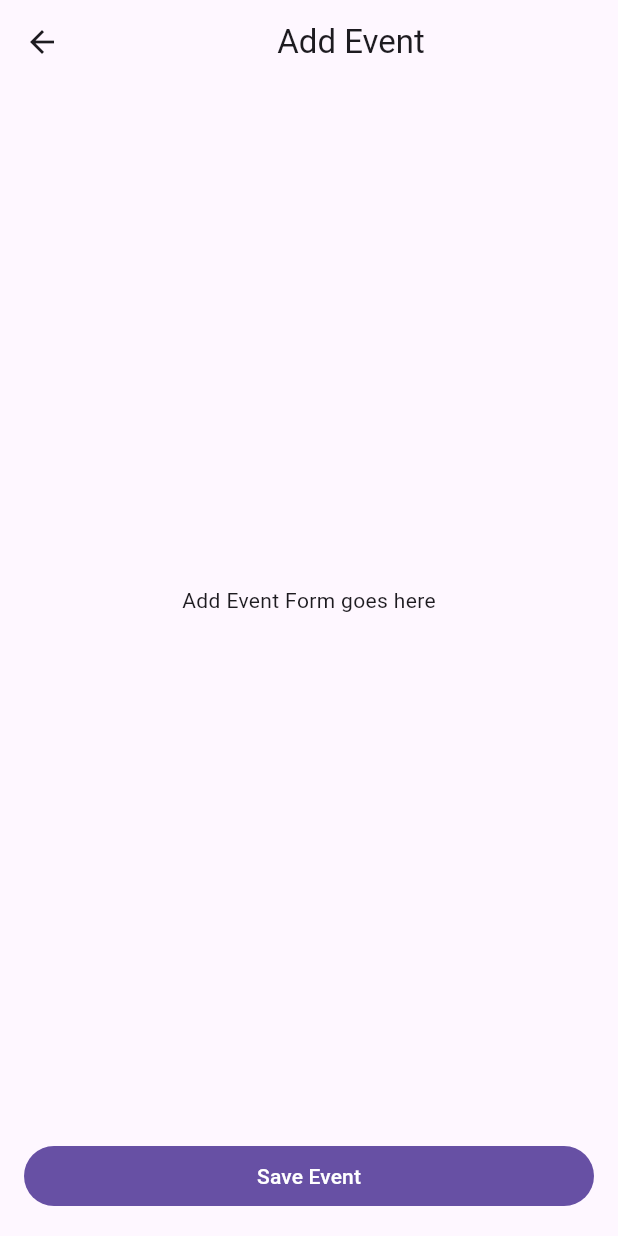
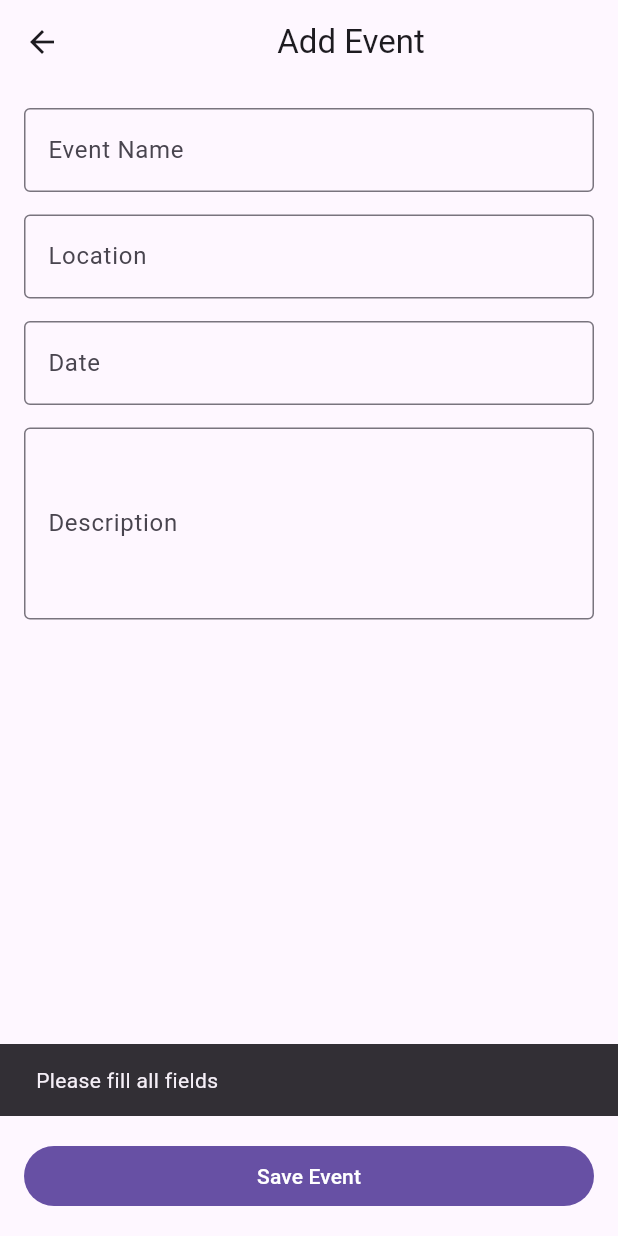
Before and after one commit to pujan89/Event-Scout-App, a Flutter app: the AddEventScreen screen opened directly, after a tap on "Save Event", on a phone screen of 412 x 824 dp. Run offline on Flutter 3.47's test engine with Material 3 defaults, Android fonts, the light colour scheme and no system bars; our stand-ins replace sqflite; accounts and stored records are empty.

Commit message:
Added database, admin login and event system

```diff
--- /dev/null
+++ b/lib/models/event_model.dart
@@ -0,0 +1,35 @@
+class EventModel {
+  int? id;
+  String name;
+  String location;
+  String date;
+  String description;
+
+  EventModel({
+    this.id,
+    required this.name,
+    required this.location,
+    required this.date,
+    required this.description,
+  });
+
+  Map<String, dynamic> toMap() {
+    return {
+      'id': id,
+      'name': name,
+      'location': location,
+      'date': date,
+      'description': description,
+    };
+  }
+
+  factory EventModel.fromMap(Map<String, dynamic> map) {
+    return EventModel(
+      id: map['id'],
+      name: map['name'],
+      location: map['location'],
+      date: map['date'],
+      description: map['description'],
+    );
+  }
+}
--- a/lib/screens/add_event_screen.dart
+++ b/lib/screens/add_event_screen.dart
@@ -1,9 +1,50 @@
 import 'package:flutter/material.dart';
+import '../models/event_model.dart';
+import '../services/database_helper.dart';
 
 class AddEventScreen extends StatelessWidget {
+  AddEventScreen({super.key});
 
-  void saveEvent() {
-    print('Event Saved');
+  final TextEditingController nameController = TextEditingController();
+  final TextEditingController locationController = TextEditingController();
+  final TextEditingController dateController = TextEditingController();
+  final TextEditingController descriptionController = TextEditingController();
+
+  void saveEvent(BuildContext context) async {
+    String name = nameController.text;
+    String location = locationController.text;
+    String date = dateController.text;
+    String description = descriptionController.text;
+
+    if (name.isEmpty ||
+        location.isEmpty ||
+        date.isEmpty ||
+        description.isEmpty) {
+      ScaffoldMessenger.of(context).showSnackBar(
+        SnackBar(content: Text("Please fill all fields")),
+      );
+      return;
+    }
+
+    EventModel newEvent = EventModel(
+      name: name,
+      location: location,
+      date: date,
+      description: description,
+    );
+
+    await DatabaseHelper.insertEvent(newEvent);
+
+    ScaffoldMessenger.of(context).showSnackBar(
+      SnackBar(content: Text("Event saved successfully")),
+    );
+
+    nameController.clear();
+    locationController.clear();
+    dateController.clear();
+    descriptionController.clear();
+
+    Navigator.pop(context);
   }
 
   @override
@@ -14,12 +55,49 @@ class AddEventScreen extends StatelessWidget {
       ),
       body: Padding(
         padding: EdgeInsets.all(16),
-        child: Center(child: Text('Add Event Form goes here')),
+        child: SingleChildScrollView(
+          child: Column(
+            children: [
+              TextField(
+                controller: nameController,
+                decoration: InputDecoration(
+                  labelText: "Event Name",
+                  border: OutlineInputBorder(),
+                ),
+              ),
+              SizedBox(height: 15),
+              TextField(
+                controller: locationController,
+                decoration: InputDecoration(
+                  labelText: "Location",
+                  border: OutlineInputBorder(),
+                ),
+              ),
+              SizedBox(height: 15),
+              TextField(
+                controller: dateController,
+                decoration: InputDecoration(
+                  labelText: "Date",
+                  border: OutlineInputBorder(),
+                ),
+              ),
+              SizedBox(height: 15),
+              TextField(
+                controller: descriptionController,
+                maxLines: 4,
+                decoration: InputDecoration(
+                  labelText: "Description",
+                  border: OutlineInputBorder(),
+                ),
+              ),
+            ],
+          ),
+        ),
       ),
       bottomNavigationBar: Padding(
         padding: EdgeInsets.all(16),
         child: FilledButton(
-          onPressed: saveEvent,
+          onPressed: () => saveEvent(context),
           child: Text('Save Event'),
         ),
       ),
--- a/pubspec.yaml
+++ b/pubspec.yaml
@@ -9,7 +9,9 @@ environment:
 dependencies:
   flutter:
     sdk: flutter
-
+  sqflite: ^2.3.3
+  sqflite_common_ffi: ^2.3.3
+  path: ^1.9.0
 dev_dependencies:
   flutter_test:
     sdk: flutter
```
Also changed, not shown: lib/models/lib/models/user_model.dart (added, +22 -0 lines), lib/screens/admin_eventd_screen.dart (+57 -31 lines), lib/screens/event_detail_screen.dart (+35 -6 lines), lib/screens/home_screen.dart (+49 -14 lines), lib/screens/login_screen.dart (+28 -26 lines), lib/services/database_helper.dart (added, +82 -0 lines), lib/models/event.dart (deleted), pubspec.lock, 1 other file.
